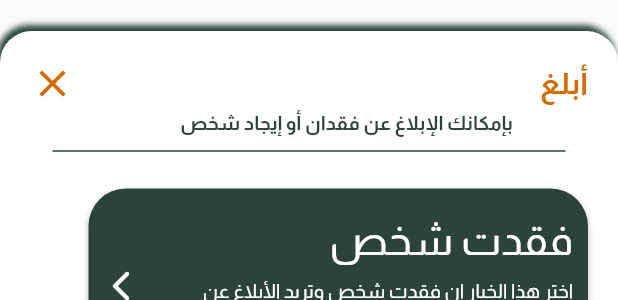
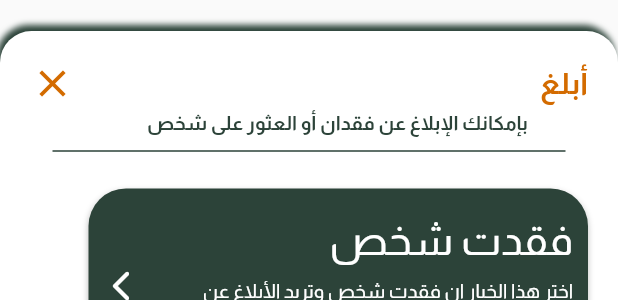
Before and after one commit to aishaAboalatta/solution-challenge-Eye, a Flutter app: what reportOptions() shows on an empty page, opened directly, on a phone screen of 412 x 824 dp. Shown: the part 530-830 px from the top of the screen. Run offline on Flutter 3.47's test engine with Material 2 defaults, Android fonts, the light colour scheme and no system bars; our stand-ins replace another_flutter_splash_screen, cloud_firestore, country_picker, firebase_auth, firebase_core, firebase_storage and 10 more; missing offline and left inert: animated_widgets, google_maps_flutter_android, google_maps_flutter_platform_interface, google_maps_place_picker_mb, google_ml_kit, tflite_flutter; accounts and stored records are empty; network calls fail.

Commit message:
Update navBar.dart

```diff
--- a/eye/lib/widgets/navBar.dart
+++ b/eye/lib/widgets/navBar.dart
@@ -191,7 +191,7 @@ Widget reportOptions(context) {
             ),
             //العنوان الفرعي
             const Padding(
-              padding: EdgeInsets.symmetric(horizontal: 50.0),
+              padding: EdgeInsets.symmetric(horizontal: 40.0),
               child: SizedBox(
                 height: 25,
                 child: DefaultTextStyle(
@@ -202,7 +202,7 @@ Widget reportOptions(context) {
                       fontWeight: FontWeight.w700,
                       height: 1.5),
                   child: Text(
-                    "بإمكانك الإبلاغ عن فقدان أو إيجاد شخص",
+                    "بإمكانك الإبلاغ عن فقدان أو العثور على شخص",
                   ),
                 ),
               ),
```
